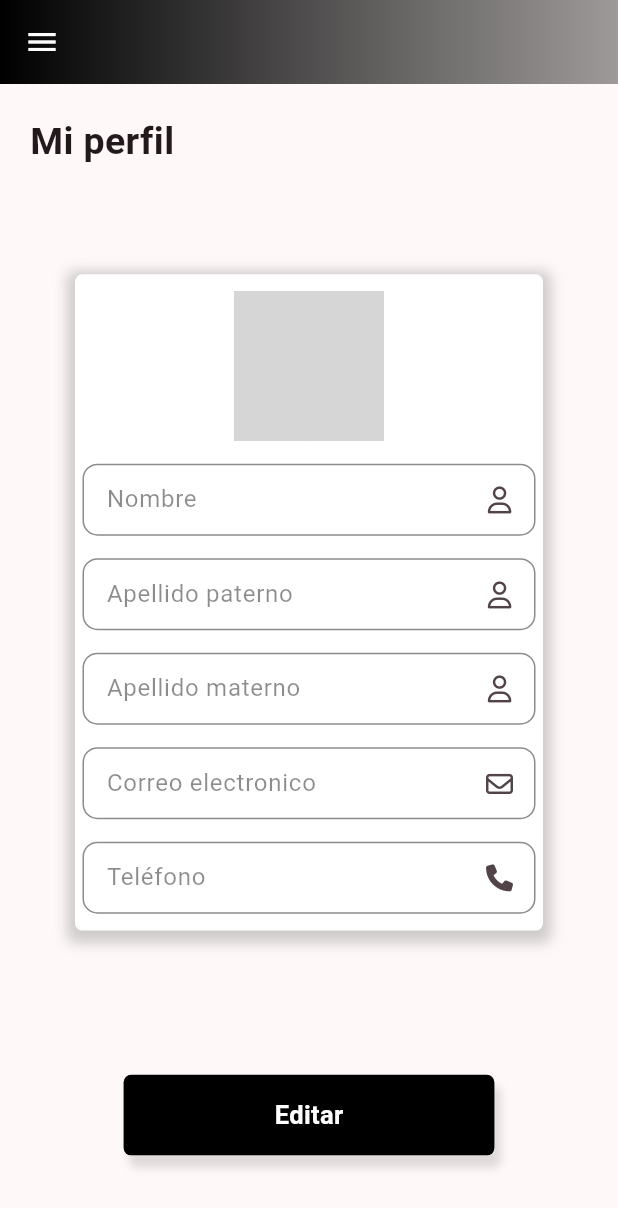
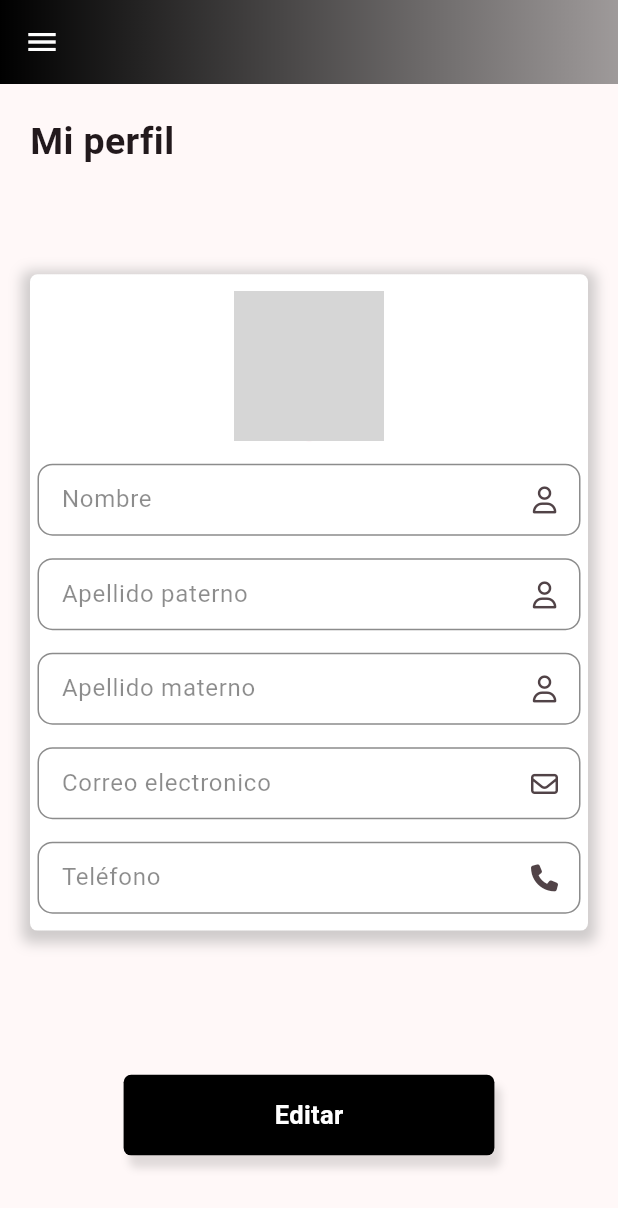
Before and after one commit to blitzpc17/taxi_app, a Flutter app: the screen it shows after launch, on a phone screen of 412 x 824 dp. Shown: the top 1208 px of the screen. Run offline on Flutter 3.47's test engine with Material 3 defaults, Android fonts, the phone set to English and light mode, and no system bars; our stand-ins replace font_awesome_flutter, go_router; network calls fail; grey boxes are pictures that could not be loaded.

Commit message:
Commit - Ajustes en perfil screen

```diff
--- a/lib/screens/perfil_screen.dart
+++ b/lib/screens/perfil_screen.dart
@@ -50,7 +50,8 @@
                     ),
                   ),
                   Container(
-                    padding: const EdgeInsets.all(50),
+                    padding: const EdgeInsets.symmetric(
+                        horizontal: 20, vertical: 50),
                     width: constraints.maxWidth,
                     height: constraints.maxHeight * 0.70,
                     child: LayoutBuilder(builder: (context, constraints2) {
```
